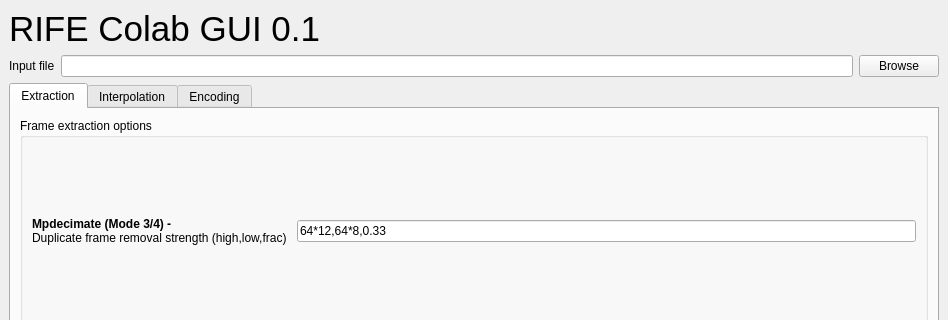
Above: main_gui.ui from HeylonNHP/RIFE-Colab before the change; both pictures show x 0 to 948 and y 0 to 320 of the 948 by 646 pixel window. Below: the same form after it.
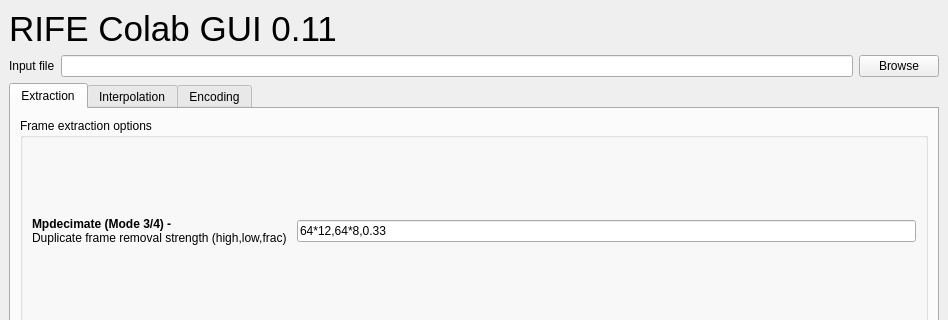
That is the form after the change.

Patch:
```diff
--- a/main_gui.ui
+++ b/main_gui.ui
@@ -37,7 +37,7 @@
          </font>
         </property>
         <property name="text">
-         <string>&lt;html&gt;&lt;head/&gt;&lt;body&gt;&lt;p&gt;RIFE Colab GUI 0.1&lt;/p&gt;&lt;/body&gt;&lt;/html&gt;</string>
+         <string>&lt;html&gt;&lt;head/&gt;&lt;body&gt;&lt;p&gt;RIFE Colab GUI 0.11&lt;/p&gt;&lt;/body&gt;&lt;/html&gt;</string>
         </property>
        </widget>
       </item>
```
